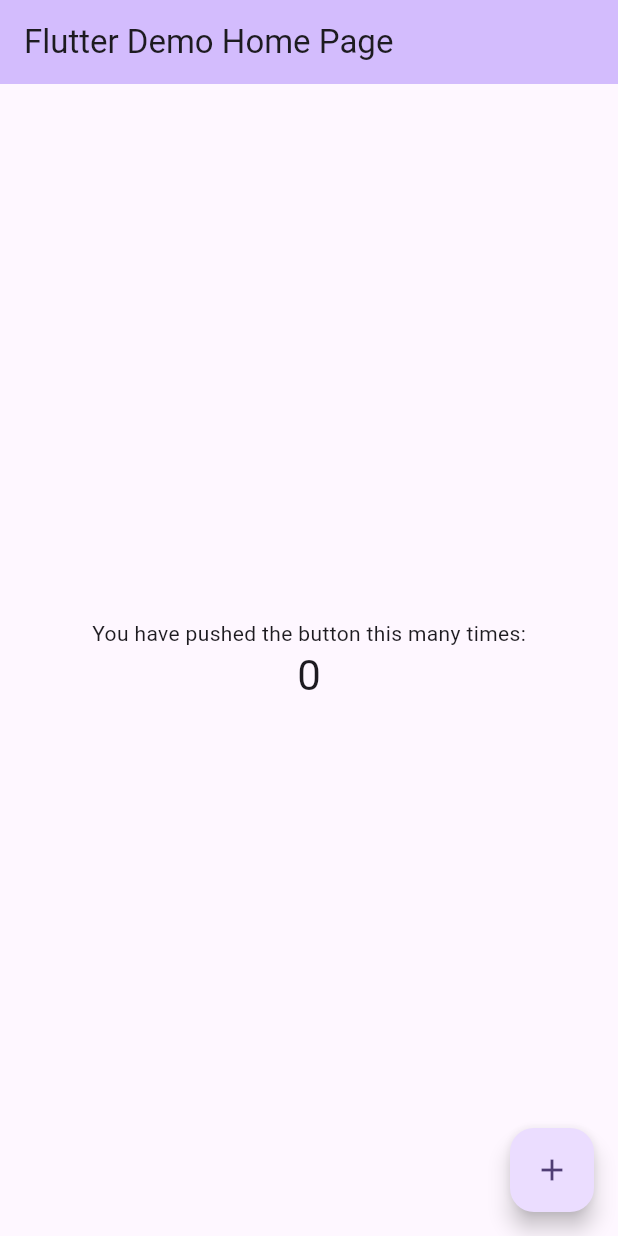
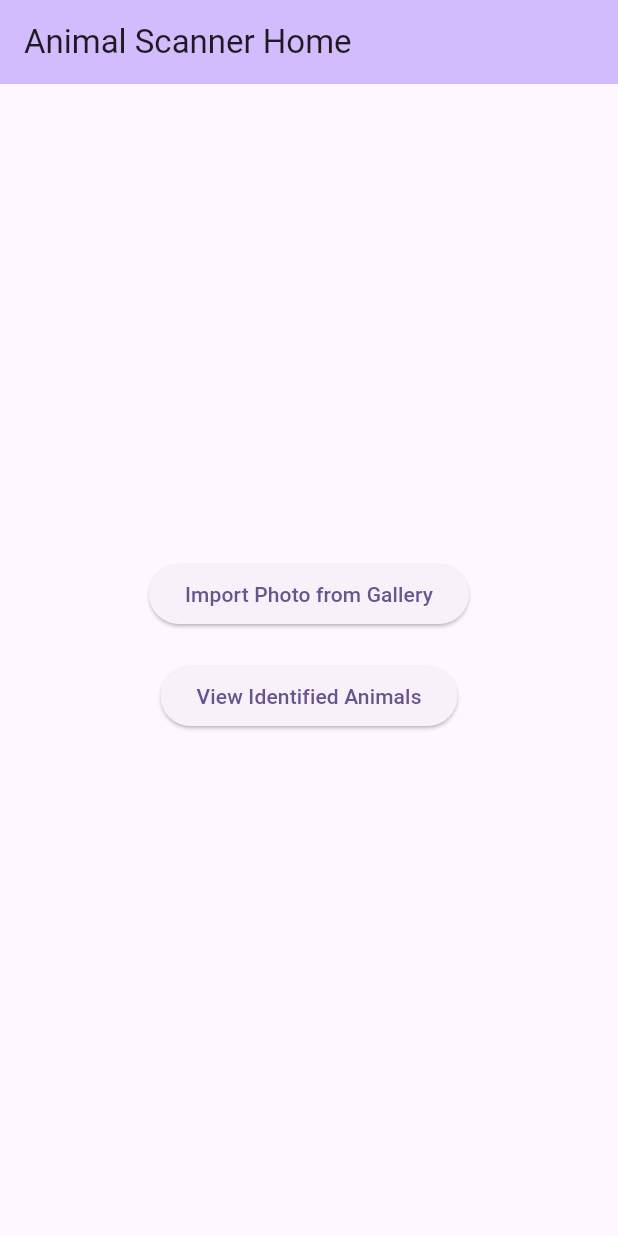
Before and after one commit to ArbaazPatwari/animalScanner-2024, a Flutter app: the screen it shows after launch, on a phone screen of 412 x 824 dp. Run offline on Flutter 3.47's test engine with Material 3 defaults, Android fonts, the light colour scheme and no system bars; our stand-ins replace image_picker.

Commit message:
adding some changes to the code, adding dependency of image picker

```diff
--- a/animal_scanner/lib/main.dart
+++ b/animal_scanner/lib/main.dart
@@ -1,4 +1,7 @@
+import 'dart:io';
+
 import 'package:flutter/material.dart';
+import 'package:image_picker/image_picker.dart';
 
 void main() {
   runApp(const MyApp());
@@ -7,46 +10,21 @@
 class MyApp extends StatelessWidget {
   const MyApp({super.key});
 
-  // This widget is the root of your application.
   @override
   Widget build(BuildContext context) {
     return MaterialApp(
-      title: 'Flutter Demo',
+      title: 'Animal Scanner',
       theme: ThemeData(
-        // This is the theme of your application.
-        //
-        // TRY THIS: Try running your application with "flutter run". You'll see
-        // the application has a purple toolbar. Then, without quitting the app,
-        // try changing the seedColor in the colorScheme below to Colors.green
-        // and then invoke "hot reload" (save your changes or press the "hot
-        // reload" button in a Flutter-supported IDE, or press "r" if you used
-        // the command line to start the app).
-        //
-        // Notice that the counter didn't reset back to zero; the application
-        // state is not lost during the reload. To reset the state, use hot
-        // restart instead.
-        //
-        // This works for code too, not just values: Most code changes can be
-        // tested with just a hot reload.
         colorScheme: ColorScheme.fromSeed(seedColor: Colors.deepPurple),
         useMaterial3: true,
       ),
-      home: const MyHomePage(title: 'Flutter Demo Home Page'),
+      home: const MyHomePage(title: 'Animal Scanner Home'),
     );
   }
 }
 
 class MyHomePage extends StatefulWidget {
   const MyHomePage({super.key, required this.title});
-
-  // This widget is the home page of your application. It is stateful, meaning
-  // that it has a State object (defined below) that contains fields that affect
-  // how it looks.
-
-  // This class is the configuration for the state. It holds the values (in this
-  // case the title) provided by the parent (in this case the App widget) and
-  // used by the build method of the State. Fields in a Widget subclass are
-  // always marked "final".
 
   final String title;
 
@@ -55,71 +33,52 @@
 }
 
 class _MyHomePageState extends State<MyHomePage> {
-  int _counter = 0;
+  File? _image;
 
-  void _incrementCounter() {
-    setState(() {
-      // This call to setState tells the Flutter framework that something has
-      // changed in this State, which causes it to rerun the build method below
-      // so that the display can reflect the updated values. If we changed
-      // _counter without calling setState(), then the build method would not be
-      // called again, and so nothing would appear to happen.
-      _counter++;
-    });
+  // Function to pick an image from the gallery
+  Future<void> _pickImage() async {
+    final pickedFile =
+        await ImagePicker().getImage(source: ImageSource.gallery);
+
+    if (pickedFile != null) {
+      setState(() {
+        _image = File(pickedFile.path);
+      });
+    }
   }
 
   @override
   Widget build(BuildContext context) {
-    // This method is rerun every time setState is called, for instance as done
-    // by the _incrementCounter method above.
-    //
-    // The Flutter framework has been optimized to make rerunning build methods
-    // fast, so that you can just rebuild anything that needs updating rather
-    // than having to individually change instances of widgets.
     return Scaffold(
       appBar: AppBar(
-        // TRY THIS: Try changing the color here to a specific color (to
-        // Colors.amber, perhaps?) and trigger a hot reload to see the AppBar
-        // change color while the other colors stay the same.
         backgroundColor: Theme.of(context).colorScheme.inversePrimary,
-        // Here we take the value from the MyHomePage object that was created by
-        // the App.build method, and use it to set our appbar title.
         title: Text(widget.title),
       ),
       body: Center(
-        // Center is a layout widget. It takes a single child and positions it
-        // in the middle of the parent.
         child: Column(
-          // Column is also a layout widget. It takes a list of children and
-          // arranges them vertically. By default, it sizes itself to fit its
-          // children horizontally, and tries to be as tall as its parent.
-          //
-          // Column has various properties to control how it sizes itself and
-          // how it positions its children. Here we use mainAxisAlignment to
-          // center the children vertically; the main axis here is the vertical
-          // axis because Columns are vertical (the cross axis would be
-          // horizontal).
-          //
-          // TRY THIS: Invoke "debug painting" (choose the "Toggle Debug Paint"
-          // action in the IDE, or press "p" in the console), to see the
-          // wireframe for each widget.
           mainAxisAlignment: MainAxisAlignment.center,
           children: <Widget>[
-            const Text(
-              'You have pushed the button this many times:',
+            ElevatedButton(
+              onPressed: _pickImage,
+              child: const Text('Import Photo from Gallery'),
             ),
-            Text(
-              '$_counter',
-              style: Theme.of(context).textTheme.headlineMedium,
+            const SizedBox(height: 20),
+            ElevatedButton(
+              onPressed: () {
+                // Add functionality for viewing identified animals later
+              },
+              child: const Text('View Identified Animals'),
             ),
+            const SizedBox(height: 20),
+            if (_image != null)
+              Image.file(
+                _image!,
+                height: 200,
+                width: 200,
+              ),
           ],
         ),
       ),
-      floatingActionButton: FloatingActionButton(
-        onPressed: _incrementCounter,
-        tooltip: 'Increment',
-        child: const Icon(Icons.add),
-      ), // This trailing comma makes auto-formatting nicer for build methods.
     );
   }
 }
--- a/animal_scanner/pubspec.yaml
+++ b/animal_scanner/pubspec.yaml
@@ -31,6 +31,7 @@ dependencies:
   flutter:
     sdk: flutter
 
+  image_picker: ^0.8.4+8
 
   # The following adds the Cupertino Icons font to your application.
   # Use with the CupertinoIcons class for iOS style icons.
```
Also changed, not shown: animal_scanner/pubspec.lock, 5 other files.
